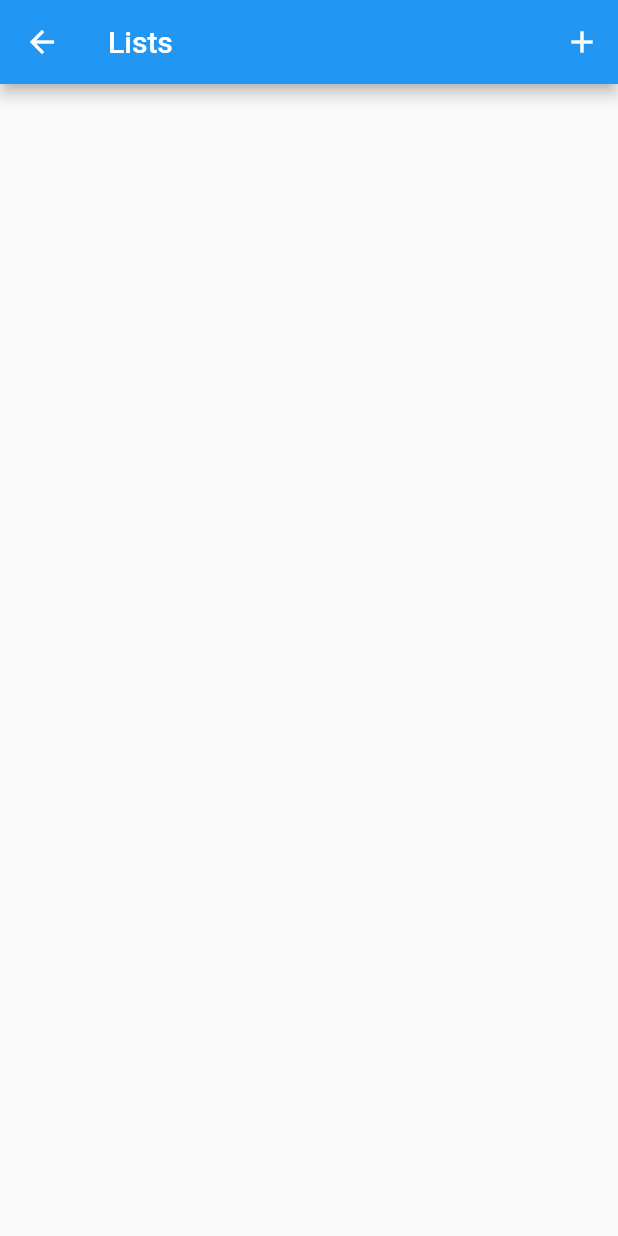
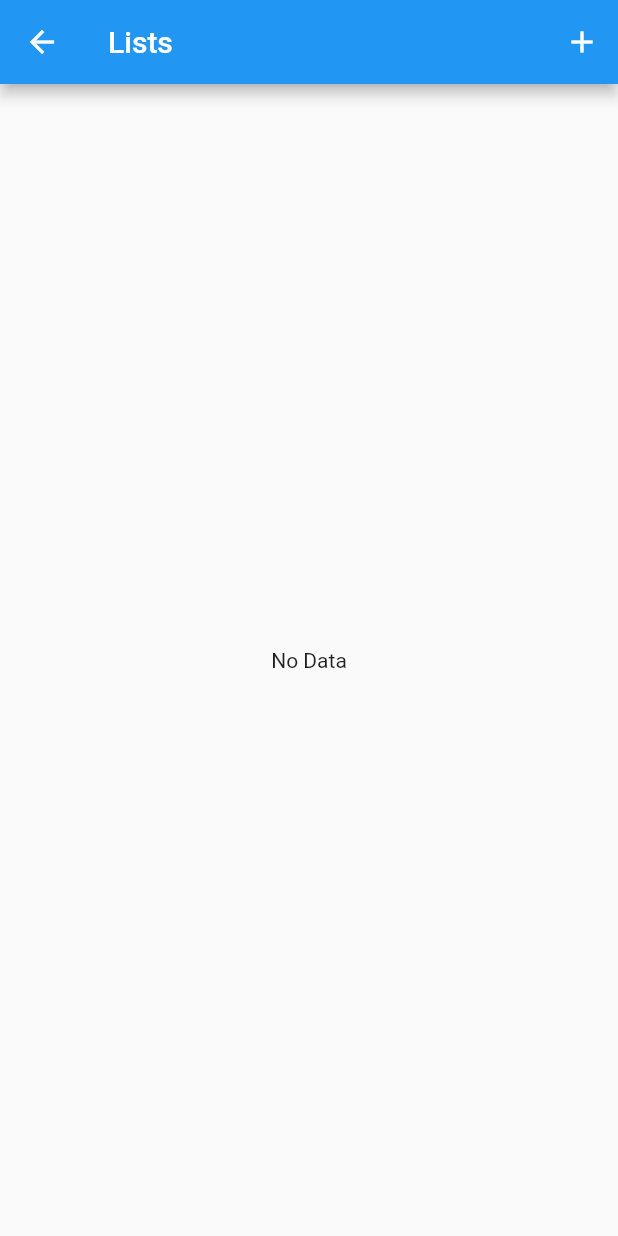
Before and after one commit to iHamza7/Native-features, a Flutter app: the PlacesListScreen screen opened directly, on a phone screen of 412 x 824 dp. Run offline on Flutter 3.47's test engine with Material 2 defaults, Android fonts, the phone set to English and light mode, and no system bars.

Commit message:
lib changed

```diff
--- /dev/null
+++ b/lib/model/place.dart
@@ -0,0 +1,12 @@
+import 'package:uuid/uuid.dart';
+
+const uuid = Uuid();
+
+class Place {
+  final String id;
+  final String title;
+
+  Place({
+    required this.title,
+  }) : id = uuid.v4();
+}
--- a/lib/model/places.dart
+++ /dev/null
@@ -1,12 +0,0 @@
-import 'package:uuid/uuid.dart';
-
-const uuid = Uuid();
-
-class Places {
-  final String? id;
-  final String? title;
-
-  Places({
-    this.title,
-  }) : id = uuid.v4();
-}
--- a/lib/screens/placelistscreen.dart
+++ b/lib/screens/placelistscreen.dart
@@ -1,4 +1,6 @@
 import 'package:flutter/material.dart';
+
+import '../widgets/placelist.dart';
 
 class PlacesListScreen extends StatelessWidget {
   const PlacesListScreen({super.key});
@@ -15,6 +17,9 @@ class PlacesListScreen extends StatelessWidget {
           )
         ],
       ),
+      body: const PlaceList(
+        places: [],
+      ),
     );
   }
 }
--- /dev/null
+++ b/lib/widgets/placelist.dart
@@ -0,0 +1,22 @@
+import 'package:flutter/material.dart';
+
+import '../model/place.dart';
+
+class PlaceList extends StatelessWidget {
+  const PlaceList({super.key, required this.places});
+  final List<Place> places;
+
+  @override
+  Widget build(BuildContext context) {
+    if (places.isEmpty) {
+      return const Center(
+        child: Text('No Data'),
+      );
+    }
+    return ListView.builder(
+        itemCount: places.length,
+        itemBuilder: (ctx, index) => ListTile(
+              title: Text(places[index].title),
+            ));
+  }
+}
```
